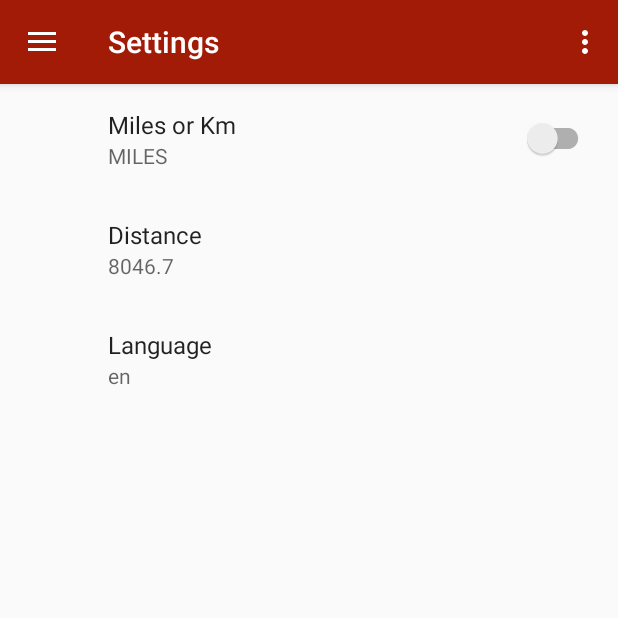
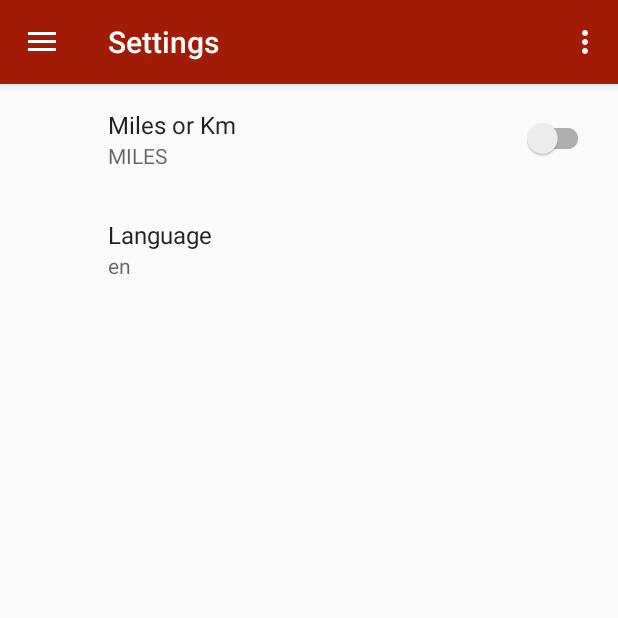
Before and after one commit to GlobalFriends/AroundMe, an Android app: the fragment SettingsFragment placed in its activity, on a phone screen of 412 x 824 dp, the top half of it. Run offline under Robolectric (Android 15) with nearby library versions, the phone set to English and light mode, and no system bars; our stand-ins replace androidx.preference; 2 statements that could not run were skipped.

Commit message:
Removed distance from settings

```diff
--- a/app/src/main/java/com/globalfriends/com/aroundme/ui/SettingsFragment.java
+++ b/app/src/main/java/com/globalfriends/com/aroundme/ui/SettingsFragment.java
@@ -45,20 +45,7 @@ public class SettingsFragment extends PreferenceFragmentCompat {
                 return true;
             }
         });
-        EditTextPreference editPref = (EditTextPreference) findPreference("distance_pref");
-        editPref.setOnPreferenceChangeListener(new android.support.v7.preference.Preference.OnPreferenceChangeListener() {
-            @Override
-            public boolean onPreferenceChange(android.support.v7.preference.Preference preference, Object o) {
-                preference.setSummary((String) o);
-                PreferenceManager.setRadius(Integer.parseInt((String) o));
-                return true;
-            }
-        });
-        if (editPref.getText() != null) {
-            editPref.setSummary(editPref.getText());
-        } else {
-            editPref.setSummary("" + PreferenceManager.getRadius());
-        }
+
         SwitchPreferenceCompat milesPref = (SwitchPreferenceCompat) findPreference("miles_or_km_pref");
         milesPref.setOnPreferenceChangeListener(new android.support.v7.preference.Preference.OnPreferenceChangeListener() {
             @Override
--- a/app/src/main/res/xml/aroundme_prefrence.xml
+++ b/app/src/main/res/xml/aroundme_prefrence.xml
@@ -6,16 +6,11 @@
             android:persistent="true"
             android:title="Miles or Km" />
 
-        <EditTextPreference
-            android:dialogTitle="Set Range"
-            android:key="distance_pref"
-            android:persistent="true"
-            android:summary=""
-            android:title="Distance" />
         <ListPreference
             android:dialogTitle="Select Language"
+            android:key="language_pref"
             android:persistent="true"
-            android:key="language_pref"
             android:title="Language" />
+
     </PreferenceCategory>
 </PreferenceScreen>
```
